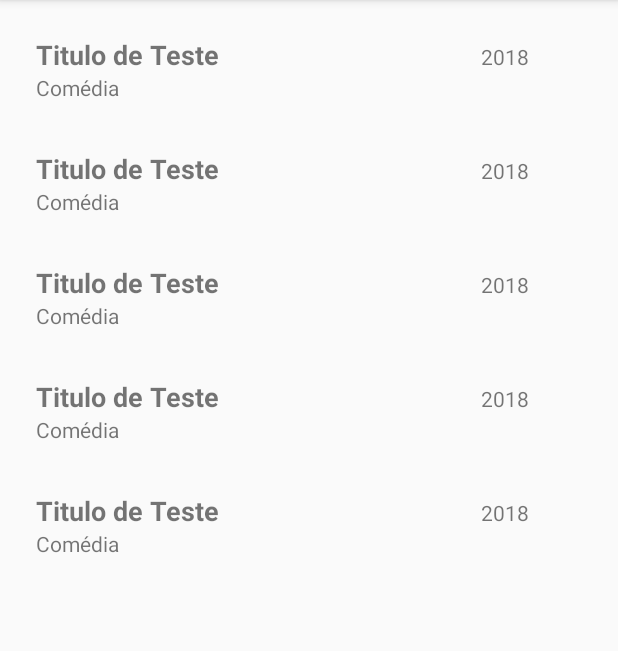
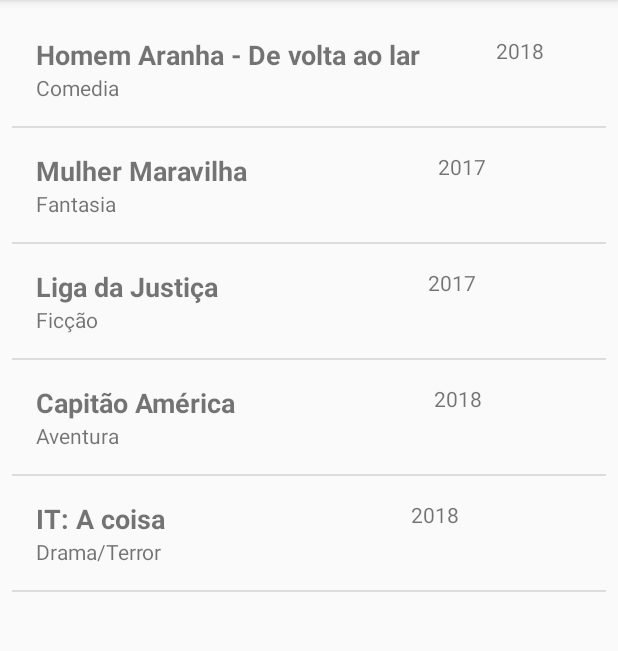
Before and after one commit to reinaldo22/RecyclerView-Android-, an Android app: the screen it shows after launch (MainActivity), on a phone screen of 412 x 824 dp, the part 84-735 px from its top. Run offline under Robolectric (Android 15) with nearby library versions, the phone set to English and light mode, and no system bars.

```diff
--- /dev/null
+++ b/app/src/main/java/com/example/reinaldo/recicleview/activity/RecyclerItemClickListener.java
@@ -0,0 +1,62 @@
+package com.example.reinaldo.recicleview.activity;
+
+import android.content.Context;
+import android.support.annotation.NonNull;
+import android.support.v7.widget.RecyclerView;
+import android.view.GestureDetector;
+import android.view.MotionEvent;
+import android.view.View;
+import android.widget.AdapterView;
+
+
+public class RecyclerItemClickListener implements RecyclerView.OnItemTouchListener {
+
+    private OnItemClickListener mListener;
+
+    GestureDetector mGestureDetector;
+
+    @Override
+    public boolean onInterceptTouchEvent(RecyclerView rv, MotionEvent e) {
+        View childView = rv.findChildViewUnder(e.getX(), e.getY());
+        if (childView != null && mListener != null && mGestureDetector.onTouchEvent(e)) {
+            mListener.onItemClick(childView, rv.getChildAdapterPosition(childView));
+            return true;
+        }
+        return false;
+    }
+
+    @Override
+    public void onTouchEvent(RecyclerView rv, MotionEvent e) {
+
+    }
+
+    @Override
+    public void onRequestDisallowInterceptTouchEvent(boolean disallowIntercept) {
+
+    }
+
+    public interface OnItemClickListener extends AdapterView.OnItemClickListener {
+        public void onItemClick(View view, int position);
+
+        public void onLongItemClick(View view, int position);
+    }
+
+    public RecyclerItemClickListener(Context context, final RecyclerView recyclerView, OnItemClickListener listener) {
+        mListener = listener;
+        mGestureDetector = new GestureDetector(context, new GestureDetector.SimpleOnGestureListener() {
+            @Override
+            public boolean onSingleTapUp(MotionEvent e) {
+                return true;
+            }
+
+            @Override
+            public void onLongPress(MotionEvent e) {
+                View child = recyclerView.findChildViewUnder(e.getX(), e.getY());
+                if (child != null && mListener != null) {
+                    mListener.onLongItemClick(child, recyclerView.getChildAdapterPosition(child));
+                }
+            }
+        });
+
+    }
+}
--- a/app/src/main/java/com/example/reinaldo/recicleview/activity/activity/MainActivity.java
+++ b/app/src/main/java/com/example/reinaldo/recicleview/activity/activity/MainActivity.java
@@ -2,10 +2,16 @@ package com.example.reinaldo.recicleview.activity.activity;
 
 import android.support.v7.app.AppCompatActivity;
 import android.os.Bundle;
+import android.support.v7.widget.DividerItemDecoration;
 import android.support.v7.widget.LinearLayoutManager;
 import android.support.v7.widget.RecyclerView;
+import android.view.View;
+import android.widget.AdapterView;
+import android.widget.LinearLayout;
+import android.widget.Toast;
 
 import com.example.reinaldo.recicleview.R;
+import com.example.reinaldo.recicleview.activity.RecyclerItemClickListener;
 import com.example.reinaldo.recicleview.activity.adapter.Adapter;
 import com.example.reinaldo.recicleview.activity.model.Filme;
 
@@ -29,7 +35,7 @@ public class MainActivity extends AppCompatActivity {
         this.criarFilmes();
 
         //Configurar o adapter
-        Adapter adapter = new Adapter();
+        Adapter adapter = new Adapter(listaFilmes);
 
         //Configurar o RecyclerView
         RecyclerView.LayoutManager layoutManager = new LinearLayoutManager(getApplicationContext());
@@ -37,13 +43,44 @@ public class MainActivity extends AppCompatActivity {
         recyclerView.setLayoutManager(layoutManager);
         //seta o tamanho do meu recyclerView
         recyclerView.setHasFixedSize(true);
+        recyclerView.addItemDecoration(new DividerItemDecoration(this, LinearLayout.VERTICAL));
         //Pega o objeto recyvlerView e seta o adaptador
         recyclerView.setAdapter(adapter);
+
+        //EVENTO DE CLICK
+        recyclerView.addOnItemTouchListener(
+                new RecyclerItemClickListener(
+                        getApplicationContext(),
+                        recyclerView,
+                        new RecyclerItemClickListener.OnItemClickListener() {
+                            @Override
+                            public void onItemClick(View view, int position) {
+
+                                Filme filme = listaFilmes.get(position);
+
+                                Toast.makeText(getApplicationContext(), "Filme: "+filme.getTituloFilme(), Toast.LENGTH_SHORT).show();
+                            }
+
+                            @Override
+                            public void onLongItemClick(View view, int position) {
+
+                                Filme filme = listaFilmes.get(position);
+
+                                Toast.makeText(getApplicationContext(), "Filme: "+filme.getTituloFilme(), Toast.LENGTH_SHORT).show();
+                            }
+
+                            @Override
+                            public void onItemClick(AdapterView<?> parent, View view, int position, long id) {
+
+                            }
+                        }
+                )
+        );
     }
 
     private void criarFilmes() {
 
-        this.listaFilmes.add(new Filme("Homem Aranha - De volta ao lar","Comedia","1988"));
+        this.listaFilmes.add(new Filme("Homem Aranha - De volta ao lar","Comedia","2018"));
         this.listaFilmes.add(new Filme("Mulher Maravilha","Fantasia","2017"));
         this.listaFilmes.add(new Filme("Liga da Justiça","Ficção","2017"));
         this.listaFilmes.add(new Filme("Capitão América","Aventura","2018"));
--- a/app/src/main/java/com/example/reinaldo/recicleview/activity/adapter/Adapter.java
+++ b/app/src/main/java/com/example/reinaldo/recicleview/activity/adapter/Adapter.java
@@ -8,10 +8,19 @@ import android.view.ViewGroup;
 import android.widget.TextView;
 
 import com.example.reinaldo.recicleview.R;
+import com.example.reinaldo.recicleview.activity.model.Filme;
+
+import java.util.List;
 
 public class Adapter extends RecyclerView.Adapter<Adapter.MyViewHolder> {
 
+    private List<Filme> listaFilme;
 
+    //Enviado para o mainActivity
+    public Adapter(List<Filme> lista) {
+
+        this.listaFilme = lista;
+    }
 
     @Override //cria a tela ou seja ele infla o meu xml
     public MyViewHolder onCreateViewHolder(ViewGroup viewGroup, int i) {
@@ -29,15 +38,17 @@ public class Adapter extends RecyclerView.Adapter<Adapter.MyViewHolder> {
     @Override
     public void onBindViewHolder(MyViewHolder holder, int i) {
 
-        holder.genero.setText("Comédia");
-        holder.ano.setText("2018");
-        holder.titulo.setText("Titulo de Teste");
+        Filme filme = listaFilme.get(i);
+
+        holder.genero.setText(filme.getGenero());
+        holder.ano.setText(filme.getAno());
+        holder.titulo.setText(filme.getTituloFilme());
     }
 
     //Ele me da quantos views será visualizado
     @Override
     public int getItemCount() {
-        return 5;
+        return listaFilme.size();
     }
 
     public class MyViewHolder extends RecyclerView.ViewHolder{
--- a/app/src/main/res/layout/adapter_lista.xml
+++ b/app/src/main/res/layout/adapter_lista.xml
@@ -14,7 +14,7 @@
             android:id="@+id/textTitulo"
             android:layout_width="wrap_content"
             android:layout_height="wrap_content"
-            android:layout_weight="5"
+            android:layout_weight="4"
             android:text="Titulo"
             android:textSize="18sp"
             android:textStyle="bold" />
@@ -22,8 +22,9 @@
         <TextView
             android:id="@+id/textAno"
             android:layout_width="wrap_content"
-            android:layout_height="wrap_content"
-            android:layout_weight="1"
+            android:layout_height="match_parent"
+            android:layout_gravity="left"
+            android:layout_weight="2"
             android:text="Ano" />
 
     </LinearLayout>
```
